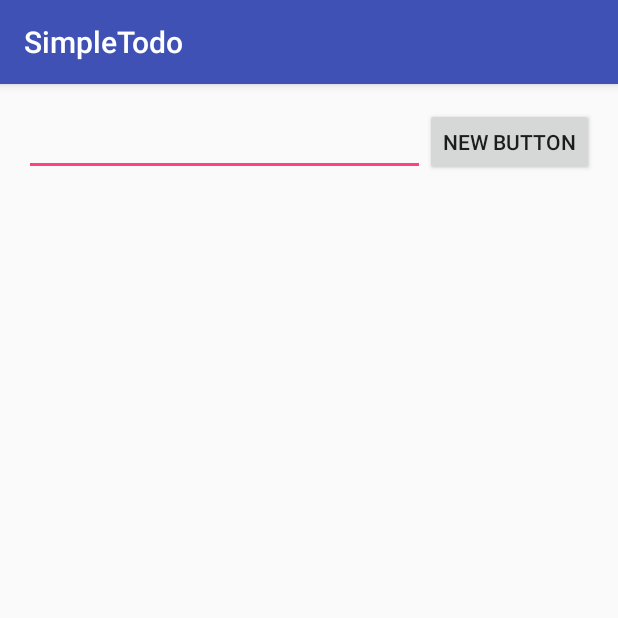
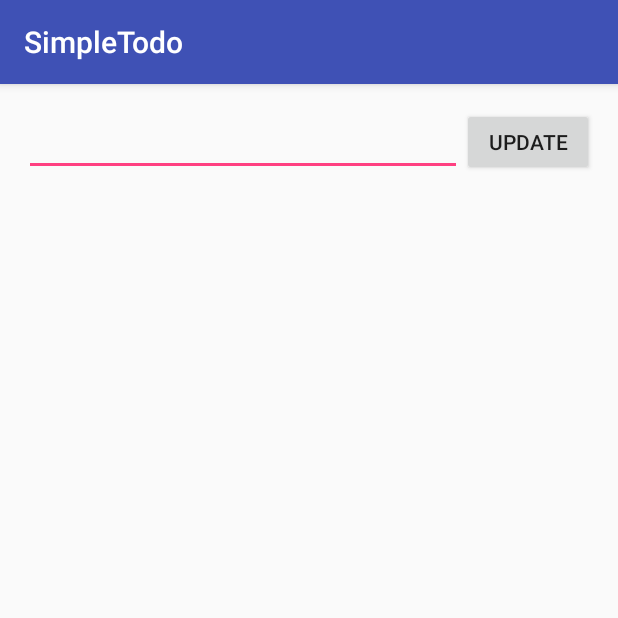
Before and after one commit to thomasphillips3/Listify, an Android app: the EditItemActivity screen opened directly, with no data from a screen before it, on a phone screen of 412 x 824 dp, the top half of it. Run offline under Robolectric (Android 15) with nearby library versions, the light colour scheme and no system bars.

Commit message:
Built Intent to start EditItemActivity.

```diff
--- a/app/src/main/java/engineering/aspire/simpletodo/MainActivity.java
+++ b/app/src/main/java/engineering/aspire/simpletodo/MainActivity.java
@@ -1,5 +1,6 @@
 package engineering.aspire.simpletodo;
 
+import android.content.Intent;
 import android.os.Bundle;
 import android.support.v7.app.AppCompatActivity;
 import android.util.Log;
@@ -54,11 +55,11 @@ public class MainActivity extends AppCompatActivity {
                     public void onItemClick(AdapterView<?> adapter,
                                                View item, int pos, long id) {
                         Log.v("TODOAPP", "in onItemClick");
-                        // TODO: Build Intent to start activity_edit_item
-                        // TODO: Start activity_edit_item
+                        Intent launchEditItemActivity = new Intent(MainActivity.this, EditItemActivity.class);
+                        launchEditItemActivity.setAction(Intent.ACTION_EDIT);
+                        startActivity(launchEditItemActivity);
                     }
-                }
-        );
+                });
     }
 
     private void readItems() {
--- a/app/src/main/res/layout/activity_edit_item.xml
+++ b/app/src/main/res/layout/activity_edit_item.xml
@@ -18,14 +18,14 @@
         android:layout_alignParentTop="true"
         android:layout_alignParentLeft="true"
         android:layout_alignParentStart="true"
-        android:layout_toLeftOf="@+id/button"
-        android:layout_toStartOf="@+id/button" />
+        android:layout_toLeftOf="@+id/btnUpdate"
+        android:layout_toStartOf="@+id/btnUpdate" />
 
     <Button
         android:layout_width="wrap_content"
         android:layout_height="wrap_content"
-        android:text="New Button"
-        android:id="@+id/button"
+        android:text="Update"
+        android:id="@+id/btnUpdate"
         android:layout_alignBottom="@+id/editText"
         android:layout_alignParentRight="true"
         android:layout_alignParentEnd="true" />
```
